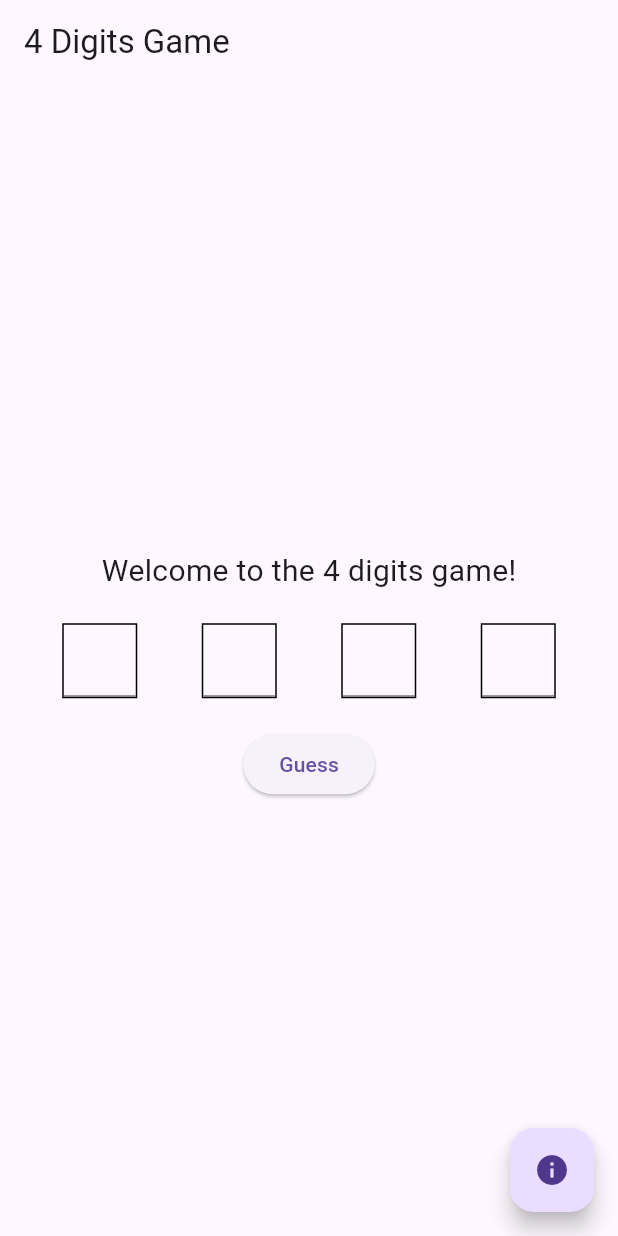
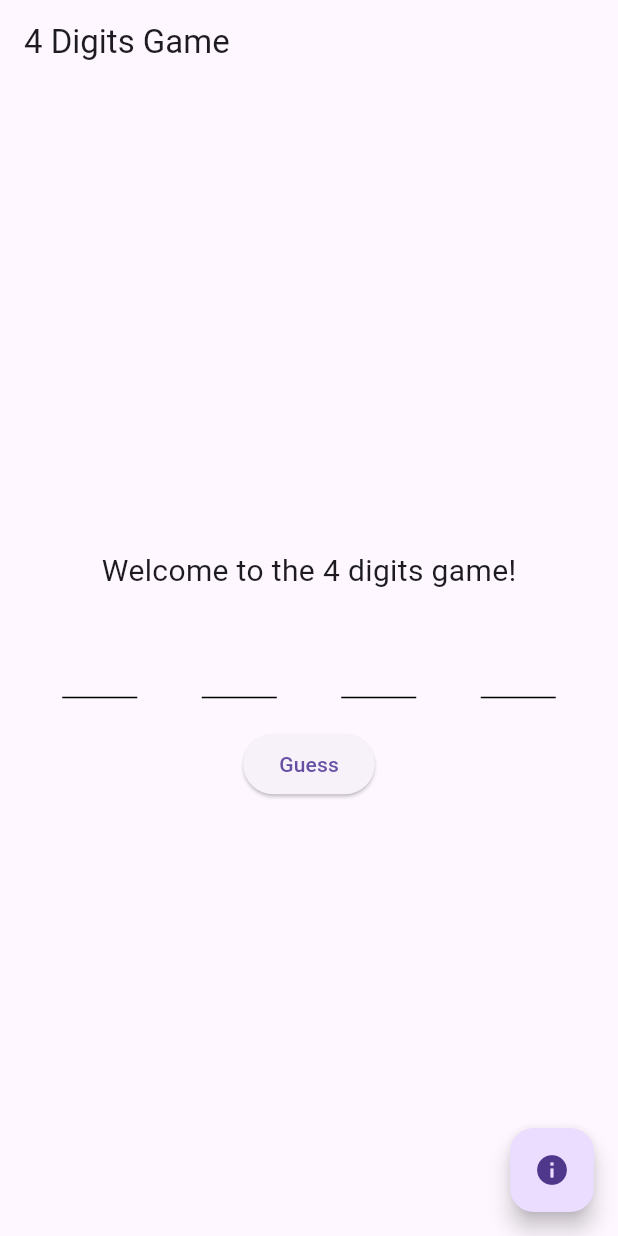
Before and after one commit to aloysiustanrs/4-Digits-Flutter, a Flutter app: the screen it shows after launch, on a phone screen of 412 x 824 dp. Run offline on Flutter 3.47's test engine with Material 3 defaults, Android fonts, the phone set to English and light mode, and no system bars.

Commit message:
change input from box to underscore

```diff
--- a/lib/main.dart
+++ b/lib/main.dart
@@ -158,7 +158,7 @@ class _FourDigitsGameState extends State<FourDigitsGame> {
                       width: 50.0,
                       height: 50.0,
                       decoration: BoxDecoration(
-                        border: Border.all(color: Colors.black),
+                        border: Border(bottom: BorderSide(color: Colors.black)),
                       ),
                       child: Center(
                         child: TextField(
@@ -166,6 +166,9 @@ class _FourDigitsGameState extends State<FourDigitsGame> {
                             textAlign: TextAlign.center,
                             keyboardType: TextInputType.number,
                             focusNode: focusNodes[index],
+                            decoration: InputDecoration(
+                              border: InputBorder.none,
+                            ),
                             onChanged: (value) {
                               if (value.length > 0) {
                                 if (index < controllers.length - 1) {
```
